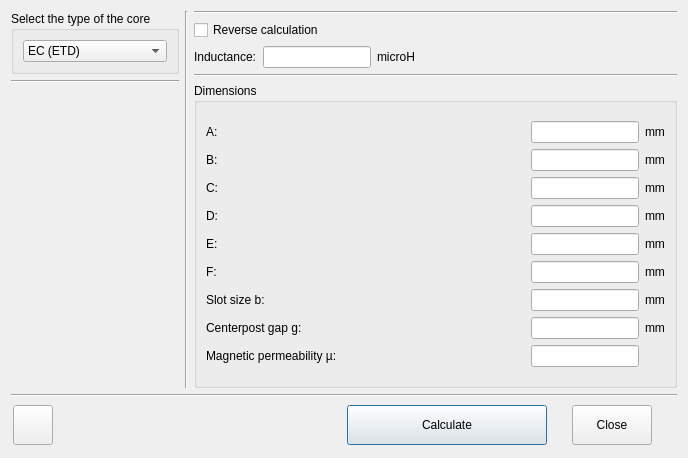
radioacoustick/Coil64, file ecore.ui: the form before one commit.
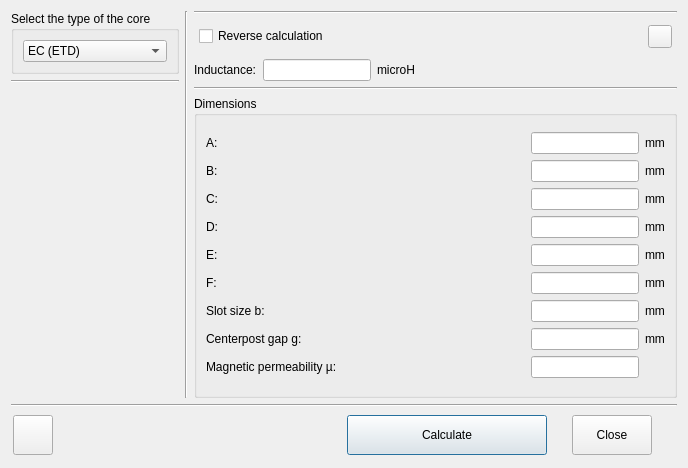
The form after the commit. Icons and pictures are not drawn.

The edit to the form file:
```diff
--- a/ecore.ui
+++ b/ecore.ui
@@ -10,7 +10,7 @@
     <x>0</x>
     <y>0</y>
     <width>688</width>
-    <height>458</height>
+    <height>468</height>
    </rect>
   </property>
   <property name="windowTitle">
@@ -132,11 +132,44 @@
         </widget>
        </item>
        <item>
-        <widget class="QCheckBox" name="checkBox_isReverce">
-         <property name="text">
-          <string>Reverse calculation</string>
+        <layout class="QGridLayout" name="gridLayout_3">
+         <property name="leftMargin">
+          <number>5</number>
          </property>
-        </widget>
+         <property name="topMargin">
+          <number>5</number>
+         </property>
+         <property name="rightMargin">
+          <number>5</number>
+         </property>
+         <property name="bottomMargin">
+          <number>5</number>
+         </property>
+         <item row="0" column="0">
+          <widget class="QCheckBox" name="checkBox_isReverce">
+           <property name="text">
+            <string>Reverse calculation</string>
+           </property>
+          </widget>
+         </item>
+         <item row="0" column="1">
+          <widget class="QToolButton" name="toolButton_saturation">
+           <property name="toolTip">
+            <string>Saturation current</string>
+           </property>
+           <property name="text">
+            <string notr="true"/>
+           </property>
+           <property name="icon">
+            <iconset resource="res.qrc">
+             <normaloff>:/menu_ico/res/icons8-magnetic-32.png</normaloff>:/menu_ico/res/icons8-magnetic-32.png</iconset>
+           </property>
+           <property name="checkable">
+            <bool>true</bool>
+           </property>
+          </widget>
+         </item>
+        </layout>
        </item>
        <item>
         <layout class="QGridLayout" name="gridLayout">
```
Left out of the diff: 1 changed line with no effect on the pictures.
